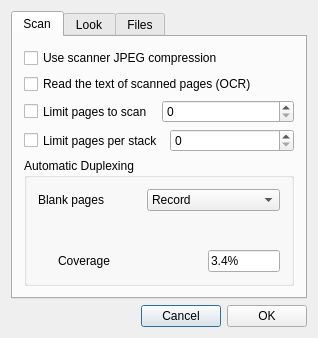
This is options.ui in sjg20/paperman as Qt 5 draws it before an edit. The edited form follows.
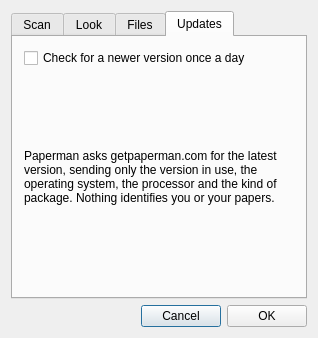
This is the edited form. The open tabs and pages were chosen to show the change. Custom widgets are drawn as their Qt base class.

Commit message: Check once a day for a newer version of Paperman

```diff
--- a/options.ui
+++ b/options.ui
@@ -312,6 +312,37 @@
        </item>
       </layout>
      </widget>
+     <widget class="QWidget" name="updates">
+      <attribute name="title">
+       <string>Updates</string>
+      </attribute>
+      <layout class="QVBoxLayout" name="verticalLayout_updates">
+       <item>
+        <widget class="QCheckBox" name="checkUpdates">
+         <property name="text">
+          <string>Check for a newer version once a day</string>
+         </property>
+        </widget>
+       </item>
+       <item>
+        <widget class="QLabel" name="checkUpdatesNote">
+         <property name="text">
+          <string>Paperman asks getpaperman.com for the latest version, sending only the version in use, the operating system, the processor and the kind of package. Nothing identifies you or your papers.</string>
+         </property>
+         <property name="wordWrap">
+          <bool>true</bool>
+         </property>
+        </widget>
+       </item>
+       <item>
+        <spacer name="verticalSpacer_updates">
+         <property name="orientation">
+          <enum>Qt::Vertical</enum>
+         </property>
+        </spacer>
+       </item>
+      </layout>
+     </widget>
     </widget>
    </item>
    <item>
```
The commit also changes 11 other files.
